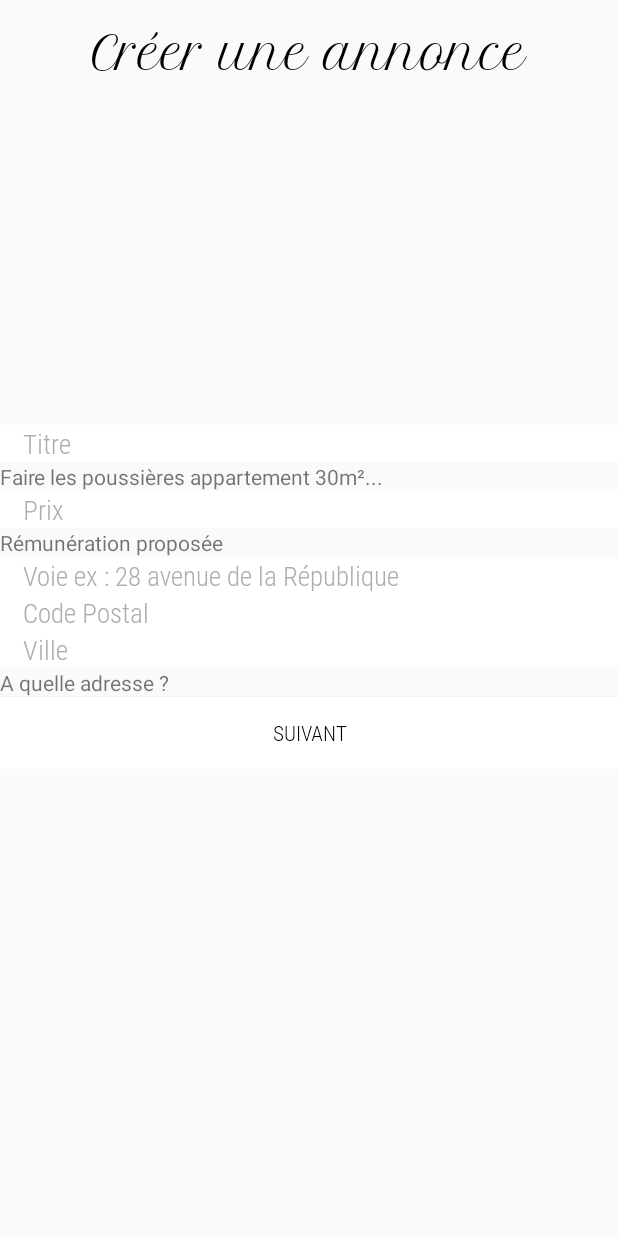
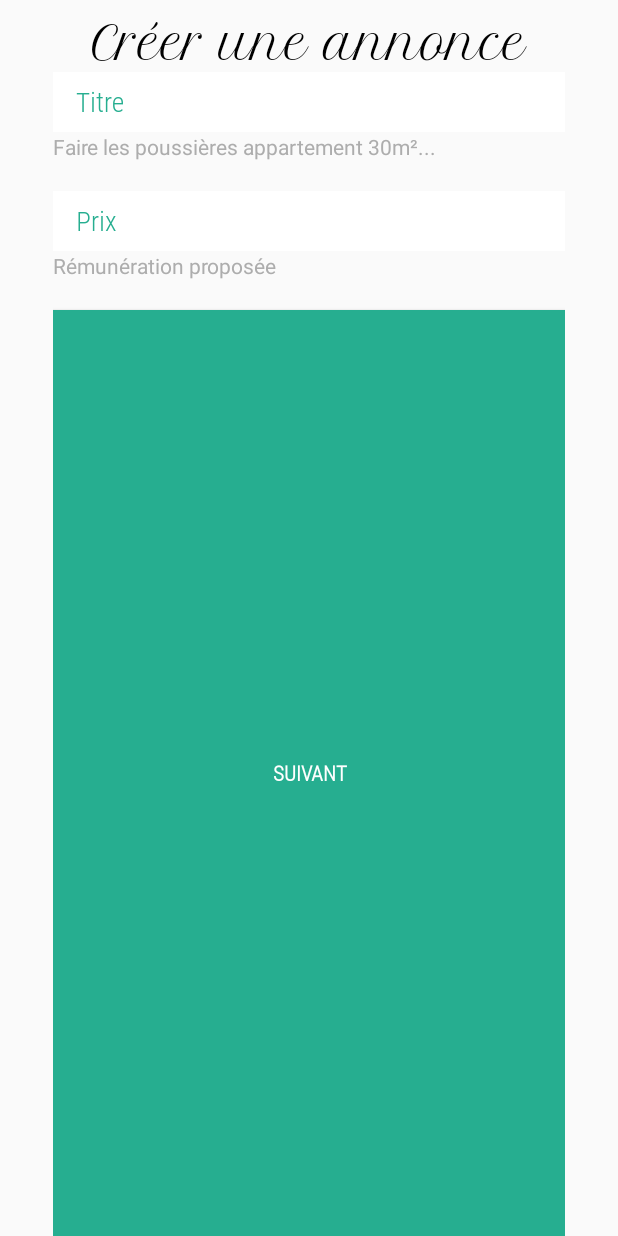
Before and after one commit to Liombe/AppMob, an Android app: the layout fragment_postadfragment.xml on its own in the app's theme, with its tools: preview values and no code run, on a phone screen of 412 x 824 dp. Run offline under Robolectric (Android 15) with nearby library versions, the phone set to English and light mode, and no system bars.

Commit message:
Ajout de l'event click de la listview + design PostAd

```diff
--- a/app/src/main/java/com/dubalais/android/AdvertAdapter.java
+++ b/app/src/main/java/com/dubalais/android/AdvertAdapter.java
@@ -8,6 +8,7 @@ import android.view.ViewGroup;
 import android.widget.ArrayAdapter;
 import android.widget.ImageView;
 import android.widget.TextView;
+import android.widget.Toast;
 
 import com.dubalais.android.models.Advert;
 import com.dubalais.android.viewholder.AdvertViewHolder;
@@ -21,8 +22,8 @@ import java.util.List;
 public class AdvertAdapter extends ArrayAdapter<Advert> {
     //tweets est la liste des models à afficher
 
-    public AdvertAdapter(Context context, List<Advert> tweets) {
-        super(context, 0, tweets);
+    public AdvertAdapter(Context context, List<Advert> ads) {
+        super(context, 0, ads);
     }
 
     @Override
--- a/app/src/main/java/com/dubalais/android/models/Advert.java
+++ b/app/src/main/java/com/dubalais/android/models/Advert.java
@@ -60,4 +60,8 @@ public class Advert {
     public String getTitle() {
         return title;
     }
+
+    public void setId(String id) {
+        this.uid = id;
+    }
 }
--- a/app/src/main/res/layout/fragment_postadfragment.xml
+++ b/app/src/main/res/layout/fragment_postadfragment.xml
@@ -9,25 +9,20 @@
     tools:layout_editor_absoluteY="25dp">
 
 
-    <TextView
-        android:id="@+id/title"
-        android:layout_width="match_parent"
-        android:layout_height="wrap_content"
-        android:fontFamily="@font/petitformalscript"
-        android:text="@string/title_post_ad"
-        android:textAlignment="center"
-        android:textColor="@color/noir"
-        android:textSize="30sp"
-        app:layout_constraintEnd_toEndOf="parent"
-        app:layout_constraintTop_toTopOf="@+id/guidelinedebut" />
 
     <ViewSwitcher
         android:id="@+id/viewSwitcher"
         android:layout_width="match_parent"
-        android:layout_height="wrap_content"
-        app:layout_constraintTop_toBottomOf="@+id/title"
-        app:layout_constraintBottom_toBottomOf="@+id/guidelinefin"
-        >
+        android:layout_height="match_parent"
+        android:layout_marginEnd="35dp"
+        android:layout_marginLeft="35dp"
+        android:layout_marginRight="35dp"
+        android:layout_marginStart="35dp"
+        android:layout_marginTop="10dp"
+        app:layout_constraintBottom_toBottomOf="parent">
+        <!--app:layout_constraintBottom_toBottomOf="parent">-->
+        <!---->
+
 
         <LinearLayout
             android:layout_width="match_parent"
@@ -35,11 +30,23 @@
             android:background="@android:color/transparent"
             android:orientation="vertical"
             android:id="@+id/vsLinearLayout">
+            <TextView
+                android:id="@+id/title"
+                android:layout_width="match_parent"
+                android:layout_height="wrap_content"
+                android:fontFamily="@font/petitformalscript"
+                android:text="@string/title_post_ad"
+                android:textAlignment="center"
+                android:textColor="@color/noir"
+                android:textSize="30sp"
+                app:layout_constraintEnd_toEndOf="parent"
+                app:layout_constraintTop_toTopOf="@+id/guidelinedebut" />
 
             <LinearLayout
                 android:id="@+id/titleLayout"
                 android:layout_width="match_parent"
                 android:layout_height="wrap_content"
+                android:paddingBottom="20dp"
                 android:background="@android:color/transparent"
                 android:orientation="vertical">
 
@@ -47,7 +54,7 @@
                 <EditText
                     android:id="@+id/txtTitle"
                     android:layout_width="match_parent"
-                    android:layout_height="wrap_content"
+                    android:layout_height="40dp"
                     android:layout_weight="10"
                     android:background="@android:color/white"
                     android:fontFamily="@font/robotolight"
@@ -55,13 +62,14 @@
                     android:inputType="text"
                     android:paddingLeft="15dp"
                     android:textColor="@android:color/black"
-                    android:textColorHint="@color/grisClair" />
+                    android:textColorHint="@color/bg_login" />
 
                 <TextView
                     android:id="@+id/labelTitle"
                     android:layout_width="match_parent"
                     android:layout_height="wrap_content"
                     android:layout_weight="10"
+                    android:textColor="@color/grisClair"
                     android:text="Faire les poussières appartement 30m²..." />
 
             </LinearLayout>
@@ -72,12 +80,13 @@
                 android:layout_height="wrap_content"
                 android:background="@android:color/transparent"
                 android:orientation="vertical"
+                android:paddingBottom="20dp"
                 app:layout_constraintTop_toBottomOf="@+id/titleLayout">
 
                 <EditText
                     android:id="@+id/txtPrice"
                     android:layout_width="match_parent"
-                    android:layout_height="match_parent"
+                    android:layout_height="40dp"
                     android:layout_weight="10"
                     android:background="@android:color/white"
                     android:fontFamily="@font/robotolight"
@@ -85,82 +94,88 @@
                     android:inputType="text"
                     android:paddingLeft="15dp"
                     android:textColor="@android:color/black"
-                    android:textColorHint="@color/grisClair" />
+                    android:textColorHint="@color/bg_login" />
 
                 <TextView
                     android:id="@+id/labelPrice"
                     android:layout_width="match_parent"
                     android:layout_height="wrap_content"
                     android:layout_weight="10"
+                    android:textColor="@color/grisClair"
                     android:text="Rémunération proposée" />
 
             </LinearLayout>
 
-            <LinearLayout
-                android:id="@+id/adressLayout"
-                android:layout_width="match_parent"
-                android:layout_height="wrap_content"
-                android:background="@android:color/transparent"
-                android:orientation="vertical"
-                app:layout_constraintTop_toBottomOf="@+id/priceLayout">
+            <!--<LinearLayout-->
+                <!--android:id="@+id/adressLayout"-->
+                <!--android:layout_width="match_parent"-->
+                <!--android:layout_height="wrap_content"-->
+                <!--android:background="@android:color/transparent"-->
+                <!--android:orientation="vertical"-->
+                <!--android:paddingBottom="20dp"-->
+                <!--app:layout_constraintTop_toBottomOf="@+id/priceLayout">-->
 
-                <EditText
-                    android:id="@+id/txtVoie"
-                    android:layout_width="match_parent"
-                    android:layout_height="match_parent"
-                    android:layout_weight="10"
-                    android:background="@android:color/white"
-                    android:fontFamily="@font/robotolight"
-                    android:hint="Voie ex : 28 avenue de la République"
-                    android:inputType="text"
-                    android:paddingLeft="15dp"
-                    android:textColor="@android:color/black"
-                    android:textColorHint="@color/grisClair" />
+                <!--<EditText-->
+                    <!--android:id="@+id/txtVoie"-->
+                    <!--android:layout_width="match_parent"-->
+                    <!--android:layout_height="match_parent"-->
+                    <!--android:layout_weight="10"-->
+                    <!--android:background="@android:color/white"-->
+                    <!--android:fontFamily="@font/robotolight"-->
+                    <!--android:hint="Voie ex : 28 avenue de la République"-->
+                    <!--android:inputType="text"-->
+                    <!--android:paddingLeft="15dp"-->
+                    <!--android:textColor="@android:color/black"-->
+                    <!--android:textColorHint="@color/grisClair" />-->
 
-                <EditText
-                    android:id="@+id/txtZipCode"
-                    android:layout_width="match_parent"
-                    android:layout_height="match_parent"
-                    android:layout_weight="10"
-                    android:background="@android:color/white"
-                    android:fontFamily="@font/robotolight"
-                    android:hint="Code Postal"
-                    android:inputType="text"
-                    android:paddingLeft="15dp"
-                    android:textColor="@android:color/black"
-                    android:textColorHint="@color/grisClair" />
+                <!--<EditText-->
+                    <!--android:id="@+id/txtZipCode"-->
+                    <!--android:layout_width="match_parent"-->
+                    <!--android:layout_height="40dp"-->
+                    <!--android:layout_weight="10"-->
+                    <!--android:background="@android:color/white"-->
+                    <!--android:fontFamily="@font/robotolight"-->
+                    <!--android:hint="Code Postal"-->
+                    <!--android:inputType="text"-->
+                    <!--android:paddingLeft="15dp"-->
+                    <!--android:textColor="@android:color/black"-->
+                    <!--android:textColorHint="@color/grisClair" />-->
 
-                <EditText
-                    android:id="@+id/txtCity"
-                    android:layout_width="match_parent"
-                    android:layout_height="match_parent"
-                    android:layout_weight="10"
-                    android:background="@android:color/white"
-                    android:fontFamily="@font/robotolight"
-                    android:hint="Ville"
-                    android:inputType="text"
-                    android:paddingLeft="15dp"
-                    android:textColor="@android:color/black"
-                    android:textColorHint="@color/grisClair" />
+                <!--<EditText-->
+                    <!--android:id="@+id/txtCity"-->
+                    <!--android:layout_width="match_parent"-->
+                    <!--android:layout_height="40dp"-->
+                    <!--android:layout_weight="10"-->
+                    <!--android:background="@android:color/white"-->
+                    <!--android:fontFamily="@font/robotolight"-->
+                    <!--android:hint="Ville"-->
+                    <!--android:inputType="text"-->
+                    <!--android:paddingLeft="15dp"-->
+                    <!--android:textColor="@android:color/black"-->
+                    <!--android:textColorHint="@color/grisClair" />-->
 
-                <TextView
-                    android:id="@+id/labelAdress"
-                    android:layout_width="match_parent"
-                    android:layout_height="wrap_content"
-                    android:layout_weight="10"
-                    android:text="A quelle adresse ?" />
+                <!--<TextView-->
+                    <!--android:id="@+id/labelAdress"-->
+                    <!--android:layout_width="match_parent"-->
+                    <!--android:layout_height="wrap_content"-->
+                    <!--android:layout_weight="10"-->
+                    <!--android:text="A quelle adresse ?" />-->
 
-            </LinearLayout>
+            <!--</LinearLayout>-->
+
             <Button
                 android:id="@+id/switch1_button"
                 style="?android:textAppearanceSmall"
                 android:layout_width="match_parent"
-                android:layout_height="wrap_content"
+                android:layout_height="40dp"
                 android:layout_weight="10"
                 android:background="@color/white"
                 android:fontFamily="@font/robotolight"
                 android:text="Suivant"
-                android:textColor="@android:color/black" />
+                android:textStyle="bold"
+                android:textColor="@android:color/white"
+                android:backgroundTint="@color/bg_login"
+                app:layout_constraintBottom_toTopOf="@+id/guidelinefin" />
 
         </LinearLayout>
 
@@ -188,7 +203,10 @@
                     android:id="@+id/choresTitle"
                     android:layout_width="match_parent"
                     android:layout_height="wrap_content"
-                    android:text="Les tâches ménagères" />
+                    android:text="Les tâches ménagères"
+                    android:fontFamily="@font/robotolight"
+                    android:textColor="@color/bg_login"
+                    android:textSize="18sp"/>
 
             </LinearLayout>
 
@@ -206,13 +224,14 @@
             <Button
                 android:id="@+id/submit_button"
                 style="?android:textAppearanceSmall"
-                android:layout_width="match_parent"
+                android:layout_width="wrap_content"
                 android:layout_height="wrap_content"
                 android:layout_weight="10"
                 android:background="@color/white"
                 android:fontFamily="@font/robotolight"
                 android:text="Poster"
                 android:textColor="@android:color/black"
+                app:layout_constraintTop_toBottomOf="@id/guidelinefin"
                 app:layout_constraintBottom_toBottomOf="@id/guidelinefin" />
 
         </LinearLayout>
--- a/app/src/main/res/layout/fragment_viewad.xml
+++ b/app/src/main/res/layout/fragment_viewad.xml
@@ -22,7 +22,7 @@
 
     <ListView
         android:id="@+id/listView"
-        android:layout_width="wrap_content"
+        android:layout_width="match_parent"
         android:layout_height="wrap_content"
         app:layout_constraintTop_toBottomOf="@+id/title">
 
--- a/app/src/main/res/layout/row_advert.xml
+++ b/app/src/main/res/layout/row_advert.xml
@@ -4,6 +4,7 @@
     xmlns:tools="http://schemas.android.com/tools"
     android:layout_width="match_parent"
     android:layout_height="match_parent"
+    app:layout_constraintEnd_toEndOf="parent"
     android:padding="10dp"
     android:id="@+id/Relative">
 
@@ -33,6 +34,6 @@
         android:text="Date"
         android:textColor="@android:color/black"
         app:layout_constraintTop_toTopOf="@+id/txtTitle"
-        app:layout_constraintEnd_toStartOf="parent" />
+        app:layout_constraintEnd_toEndOf="parent" />
 
 </android.support.constraint.ConstraintLayout>
--- a/app/src/main/res/values/styles.xml
+++ b/app/src/main/res/values/styles.xml
@@ -3,9 +3,9 @@
     <!-- Base application theme. -->
     <style name="AppTheme" parent="Theme.AppCompat.Light.NoActionBar">
         <!-- Customize your theme here. -->
-        <item name="colorPrimary">@color/colorPrimary</item>
-        <item name="colorPrimaryDark">@color/colorPrimaryDark</item>
-        <item name="colorAccent">@color/colorAccent</item>
+        <!--<item name="colorPrimary">@color/colorPrimary</item>-->
+        <!--<item name="colorPrimaryDark">@color/colorPrimaryDark</item>-->
+        <!--<item name="colorAccent">@color/colorAccent</item>-->
     </style>
 
 </resources>
```
Also changed, not shown: app/src/main/java/com/dubalais/android/ViewAdFragment.java (+55 -9 lines), app/src/main/java/com/dubalais/android/annoncefragment.java (+7 -1 lines).
